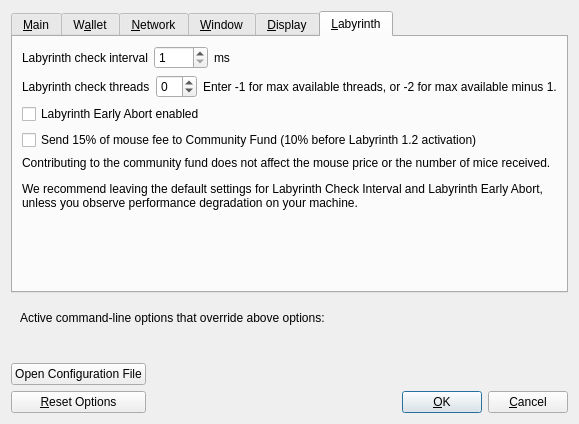
Before: the Qt Designer form src/qt/forms/optionsdialog.ui in fromport/Cascoin, drawn with Qt 5.
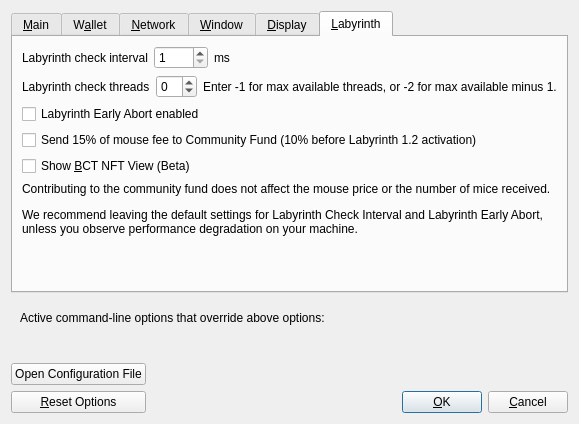
After: the same form once the commit is applied. Custom widgets are drawn as their Qt base class.

Commit message: Add BCT NFT view toggle option in settings and UI

What changed in the file:
```diff
--- a/src/qt/forms/optionsdialog.ui
+++ b/src/qt/forms/optionsdialog.ui
@@ -773,6 +773,33 @@
          </item>
         </layout>
        </item>
+        <item>
+         <layout class="QHBoxLayout" name="horizontalLayout_1_BCT">
+          <item>
+           <widget class="QCheckBox" name="showBCTView">
+            <property name="toolTip">
+             <string>Show or hide the BCT NFT view tab. This is a beta feature that may take time to adapt to the network.</string>
+            </property>
+            <property name="text">
+             <string>Show &amp;BCT NFT View (Beta)</string>
+            </property>
+           </widget>
+          </item>
+          <item>
+           <spacer name="horizontalSpacer_6">
+            <property name="orientation">
+             <enum>Qt::Horizontal</enum>
+            </property>
+            <property name="sizeHint" stdset="0">
+             <size>
+              <width>40</width>
+              <height>20</height>
+             </size>
+            </property>
+           </spacer>
+          </item>
+         </layout>
+        </item>
        <item>
         <widget class="QLabel" name="label_5">
          <property name="text">
```
Lines whose indentation alone changed are shown as unchanged. The commit also changes 5 other files.
